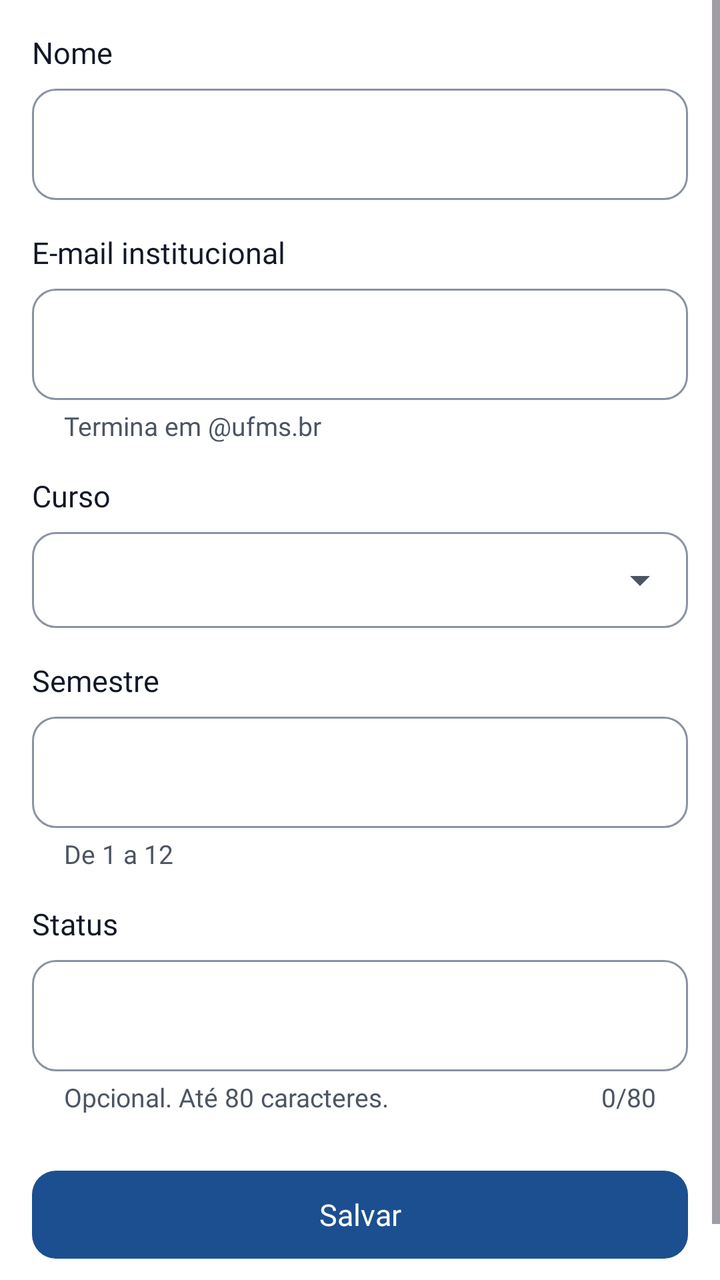
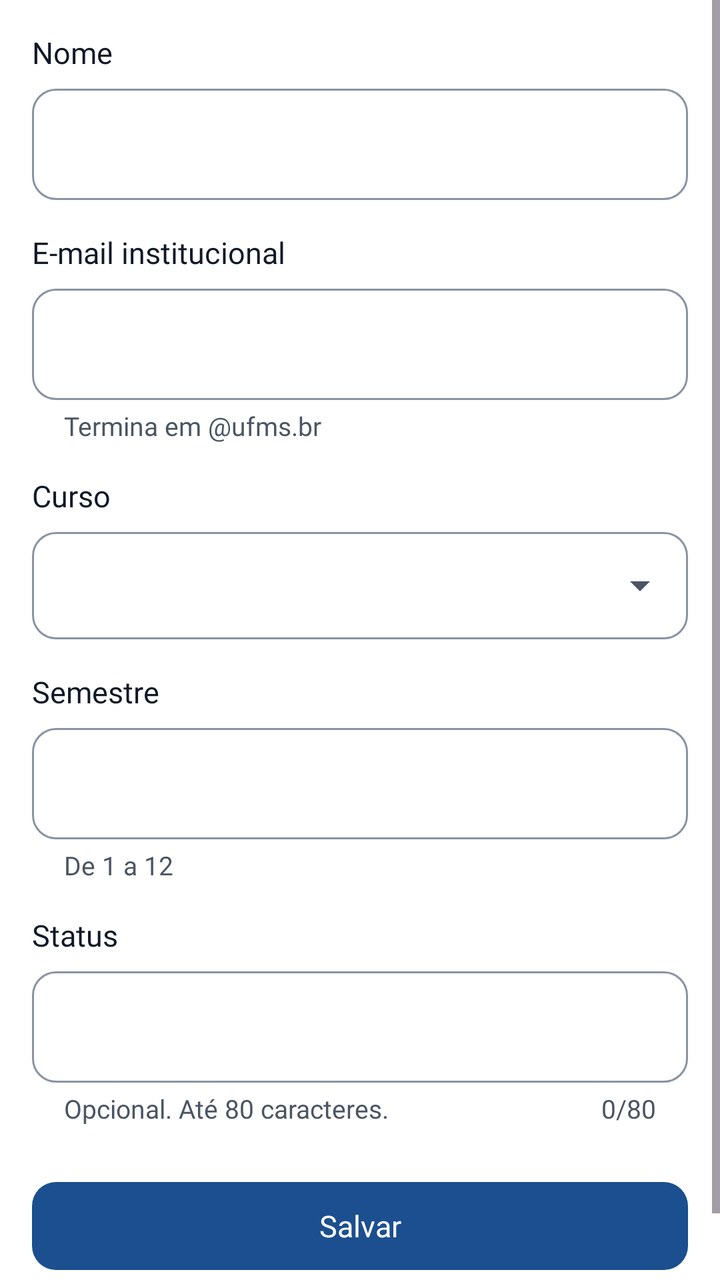

Two renders of the same Android screen: before a commit and after it. Below are the layout's source before the change and the commit's diff.
<!-- AndroidManifest.xml: application theme Theme.LeiaUFMS -->
<!-- res/layout/fragment_edit_profile.xml -->
<?xml version="1.0" encoding="utf-8"?>
<ScrollView xmlns:android="http://schemas.android.com/apk/res/android"
    xmlns:app="http://schemas.android.com/apk/res-auto"
    android:id="@+id/scroll"
    android:layout_width="match_parent"
    android:layout_height="match_parent"
    android:defaultFocusHighlightEnabled="false">

        <LinearLayout
            android:layout_width="match_parent"
            android:layout_height="wrap_content"
            android:orientation="vertical"
            android:paddingStart="@dimen/screen_margin"
            android:paddingEnd="@dimen/screen_margin"
            android:paddingBottom="@dimen/space_l">

            <TextView
                android:id="@+id/label_name"
                style="@style/Widget.Leia.FieldLabel"
                android:labelFor="@id/input_name"
                android:text="@string/label_name" />

            <com.google.android.material.textfield.TextInputLayout
                android:id="@+id/layout_name"
                style="@style/Widget.Leia.Field">

                <com.google.android.material.textfield.TextInputEditText
                    android:id="@+id/input_name"
                    style="@style/Widget.Leia.FieldInput"
                    android:autofillHints="name"
                    android:imeOptions="actionNext"
                    android:inputType="textPersonName|textCapWords"
                    android:maxLength="80" />
            </com.google.android.material.textfield.TextInputLayout>

            <TextView
                android:id="@+id/label_email"
                style="@style/Widget.Leia.FieldLabel"
                android:labelFor="@id/input_email"
                android:text="@string/label_email_institutional" />

            <com.google.android.material.textfield.TextInputLayout
                android:id="@+id/layout_email"
                style="@style/Widget.Leia.Field"
                app:helperText="@string/helper_email">

                <com.google.android.material.textfield.TextInputEditText
                    android:id="@+id/input_email"
                    style="@style/Widget.Leia.FieldInput"
                    android:autofillHints="emailAddress"
                    android:imeOptions="actionNext"
                    android:inputType="textEmailAddress|textNoSuggestions"
                    android:maxLength="120" />
            </com.google.android.material.textfield.TextInputLayout>

            <TextView
                android:id="@+id/label_course"
                style="@style/Widget.Leia.FieldLabel"
                android:labelFor="@id/input_course"
                android:text="@string/label_course" />

            
            <com.google.android.material.textfield.TextInputLayout
                android:id="@+id/layout_course"
                style="@style/Widget.Leia.Field.Dropdown">

                <com.google.android.material.textfield.MaterialAutoCompleteTextView
                    android:id="@+id/input_course"
                    style="@style/Widget.Leia.FieldInput"
                    android:completionThreshold="1"
                    android:importantForAutofill="no"
                    android:imeOptions="actionNext"
                    android:inputType="textCapWords"
                    android:maxLength="80" />
            </com.google.android.material.textfield.TextInputLayout>

            <TextView
                android:id="@+id/label_semester"
                style="@style/Widget.Leia.FieldLabel"
                android:labelFor="@id/input_semester"
                android:text="@string/label_semester" />

            <com.google.android.material.textfield.TextInputLayout
                android:id="@+id/layout_semester"
                style="@style/Widget.Leia.Field"
                app:helperText="@string/helper_semester">

                <com.google.android.material.textfield.TextInputEditText
                    android:id="@+id/input_semester"
                    style="@style/Widget.Leia.FieldInput"
                    android:importantForAutofill="no"
                    android:imeOptions="actionNext"
                    android:inputType="number"
                    android:maxLength="2" />
            </com.google.android.material.textfield.TextInputLayout>

            <TextView
                android:id="@+id/label_status"
                style="@style/Widget.Leia.FieldLabel"
                android:labelFor="@id/input_status"
                android:text="@string/label_status" />

            <com.google.android.material.textfield.TextInputLayout
                android:id="@+id/layout_status"
                style="@style/Widget.Leia.Field"
                app:helperText="@string/helper_status"
                app:counterEnabled="true"
                app:counterMaxLength="80">

                <com.google.android.material.textfield.TextInputEditText
                    android:id="@+id/input_status"
                    style="@style/Widget.Leia.FieldInput"
                    android:importantForAutofill="no"
                    android:imeOptions="actionDone"
                    android:inputType="textCapSentences"
                    android:maxLength="80" />
            </com.google.android.material.textfield.TextInputLayout>

            <com.google.android.material.button.MaterialButton
                android:id="@+id/button_save"
                android:layout_width="match_parent"
                android:layout_height="wrap_content"
                android:layout_marginTop="@dimen/space_l"
                android:text="@string/action_save" />

            <com.google.android.material.progressindicator.LinearProgressIndicator
                android:id="@+id/progress"
                android:layout_width="match_parent"
                android:layout_height="wrap_content"
                android:layout_marginTop="@dimen/space_xs"
                android:indeterminate="true"
                android:visibility="invisible" />
        </LinearLayout>
</ScrollView>
<!-- resources referenced by this layout -->
<resources>
  <dimen name="screen_margin">16dp</dimen>
  <dimen name="space_l">24dp</dimen>
  <dimen name="space_xs">8dp</dimen>
  <string name="action_save">Salvar</string>
  <string name="helper_email">Termina em @ufms.br</string>
  <string name="helper_semester">De 1 a 12</string>
  <string name="helper_status">Opcional. Até 80 caracteres.</string>
  <string name="label_course">Curso</string>
  <string name="label_email_institutional">E-mail institucional</string>
  <string name="label_name">Nome</string>
  <string name="label_semester">Semestre</string>
  <string name="label_status">Status</string>
  <style name="Widget.Leia.Field" parent="">
          <item name="android:layout_width">match_parent</item>
          <item name="android:layout_height">wrap_content</item>
          <item name="hintEnabled">false</item>
      </style>
  <style name="Widget.Leia.Field.Dropdown">
          <item name="endIconMode">dropdown_menu</item>
      </style>
  <style name="Theme.LeiaUFMS" parent="Base.Theme.LeiaUFMS" />
  <dimen name="touch_target">48dp</dimen>
  <color name="leia_on_background">#111827</color>
  <dimen name="space_m">16dp</dimen>
  <color name="leia_primary">#1B4F8F</color>
  <color name="leia_on_primary">#FFFFFF</color>
  <color name="leia_primary_container">#E3ECF8</color>
  <color name="leia_on_primary_container">#0D2A4D</color>
  <color name="leia_tertiary">#8A5A12</color>
  <color name="leia_on_tertiary">#FFFFFF</color>
  <color name="leia_tertiary_container">#FDF0D5</color>
  <color name="leia_on_tertiary_container">#3D2A08</color>
  <color name="leia_error">#B42318</color>
  <color name="leia_on_error">#FFFFFF</color>
  <color name="leia_error_container">#FDE3E1</color>
  <color name="leia_on_error_container">#5A0E09</color>
  <color name="leia_background">#FFFFFF</color>
  <color name="leia_surface_container">#F4F6FA</color>
  <color name="leia_on_surface_variant">#4B5563</color>
  <color name="leia_surface">#FFFFFF</color>
  <color name="leia_outline">#8A93A1</color>
  <color name="leia_inverse_primary">#8DB8F2</color>
  <color name="leia_outline_variant">#E5E7EB</color>
  <style name="ShapeAppearance.Leia.Small" parent="ShapeAppearance.Material3.Corner.Small">
          <item name="cornerFamily">rounded</item>
          <item name="cornerSize">@dimen/radius_s</item>
      </style>
  <style name="ShapeAppearance.Leia.Medium" parent="ShapeAppearance.Material3.Corner.Medium">
          <item name="cornerFamily">rounded</item>
          <item name="cornerSize">@dimen/radius_m</item>
      </style>
  <style name="ShapeAppearance.Leia.Large" parent="ShapeAppearance.Material3.Corner.Large">
          <item name="cornerFamily">rounded</item>
          <item name="cornerSize">@dimen/radius_l</item>
      </style>
  <style name="Widget.Leia.Chip" parent="Widget.Material3.Chip.Filter">
          <item name="chipMinTouchTargetSize">@dimen/touch_target</item>
      </style>
  <dimen name="radius_s">8dp</dimen>
  <dimen name="radius_m">12dp</dimen>
  <dimen name="radius_l">16dp</dimen>
  <dimen name="button_height">52dp</dimen>
  <dimen name="radius_button">12dp</dimen>
  <dimen name="elevation_card">2dp</dimen>
  <style name="TextAppearance.Leia.NavInactive" parent="TextAppearance.Leia.Label">
          <item name="android:textSize">12sp</item>
      </style>
  <dimen name="elevation_hero">6dp</dimen>
  <style name="MaterialAlertDialog.Leia" parent="MaterialAlertDialog.Material3">
          <item name="backgroundTint">@color/leia_surface</item>
          <item name="shapeAppearance">@style/ShapeAppearance.Leia.Large</item>
      </style>
  <!-- unchanged entries left out for length: 21 -->
</resources>

<!-- the commit's change to res/layout/fragment_edit_profile.xml (unified diff, before → after) -->
@@ -66,7 +66,7 @@
 
                 <com.google.android.material.textfield.MaterialAutoCompleteTextView
                     android:id="@+id/input_course"
-                    style="@style/Widget.Leia.FieldInput"
+                    style="@style/Widget.Leia.FieldInput.Dropdown"
                     android:completionThreshold="1"
                     android:importantForAutofill="no"
                     android:imeOptions="actionNext"
<!-- resource entries referenced after the edit -->
@@ -19,6 +19,12 @@
       </style>
   <style name="Widget.Leia.Field.Dropdown">
           <item name="endIconMode">dropdown_menu</item>
+      </style>
+  <style name="Widget.Leia.FieldInput.Dropdown">
+          <item name="android:gravity">center_vertical</item>
+          <item name="android:paddingStart">@dimen/space_m</item>
+          <item name="android:paddingTop">@dimen/space_m</item>
+          <item name="android:paddingBottom">@dimen/space_m</item>
       </style>
   <style name="Theme.LeiaUFMS" parent="Base.Theme.LeiaUFMS" />
   <dimen name="touch_target">48dp</dimen>
